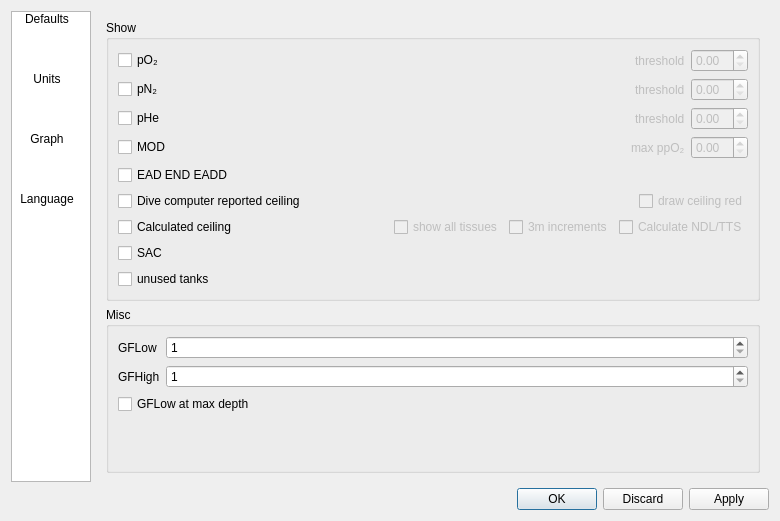
Above: qt-ui/preferences.ui from subsurface/subsurface before the change. Below: the same form after it.
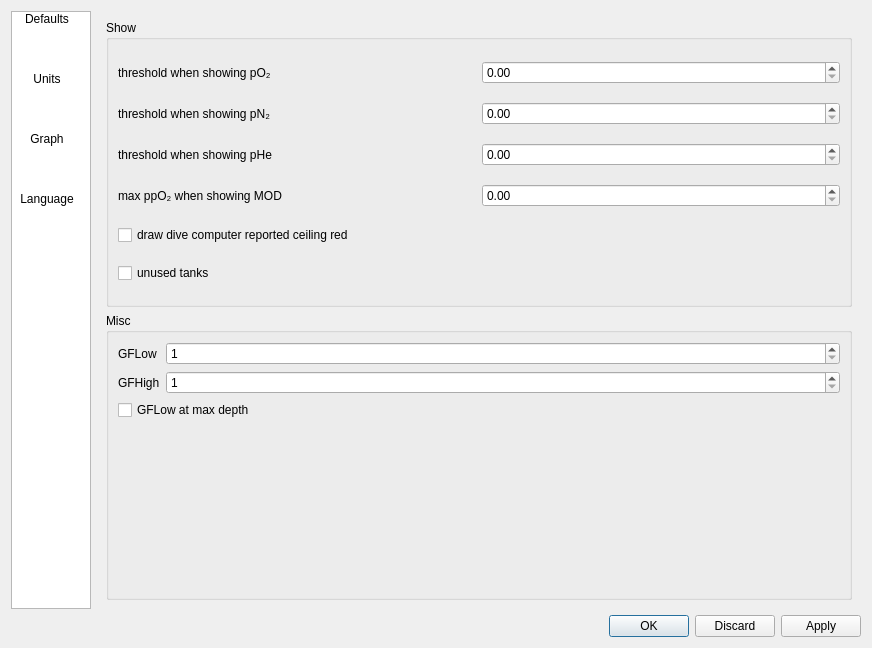
That is the form after the change. The open tabs and pages were chosen to show the change. Icons and pictures are not drawn.

Commit message:
Remove the graph options from the Preferences
All of these are now set from the toolbar next to the new profile. This
removes functionality for people using the old profile, but as we will rip
that out and switch to the new profile, soon, that seems an acceptable
side effect.

Diff of the .ui file:
```diff
--- a/qt-ui/preferences.ui
+++ b/qt-ui/preferences.ui
@@ -6,8 +6,8 @@
    <rect>
     <x>0</x>
     <y>0</y>
-    <width>780</width>
-    <height>521</height>
+    <width>872</width>
+    <height>648</height>
    </rect>
   </property>
   <property name="windowTitle">
@@ -504,40 +504,20 @@
            <layout class="QVBoxLayout" name="verticalLayout_4">
             <item>
              <layout class="QHBoxLayout" name="horizontalLayout_4">
-              <item>
-               <widget class="QCheckBox" name="po2">
-                <property name="text">
-                 <string>pO₂</string>
-                </property>
-               </widget>
-              </item>
-              <item>
-               <spacer name="horizontalSpacer_2">
-                <property name="orientation">
-                 <enum>Qt::Horizontal</enum>
-                </property>
-                <property name="sizeHint" stdset="0">
-                 <size>
-                  <width>40</width>
-                  <height>20</height>
-                 </size>
-                </property>
-               </spacer>
-              </item>
               <item>
                <widget class="QLabel" name="label_12">
                 <property name="enabled">
-                 <bool>false</bool>
+                 <bool>true</bool>
                 </property>
                 <property name="text">
-                 <string>threshold</string>
+                 <string>threshold when showing pO₂</string>
                 </property>
                </widget>
               </item>
               <item>
                <widget class="QDoubleSpinBox" name="po2Threshold">
                 <property name="enabled">
-                 <bool>false</bool>
+                 <bool>true</bool>
                 </property>
                </widget>
               </item>
@@ -545,40 +525,20 @@
             </item>
             <item>
              <layout class="QHBoxLayout" name="horizontalLayout_5">
-              <item>
-               <widget class="QCheckBox" name="pn2">
-                <property name="text">
-                 <string>pN₂</string>
-                </property>
-               </widget>
-              </item>
-              <item>
-               <spacer name="horizontalSpacer_3">
-                <property name="orientation">
-                 <enum>Qt::Horizontal</enum>
-                </property>
-                <property name="sizeHint" stdset="0">
-                 <size>
-                  <width>40</width>
-                  <height>20</height>
-                 </size>
-                </property>
-               </spacer>
-              </item>
               <item>
                <widget class="QLabel" name="label_13">
                 <property name="enabled">
-                 <bool>false</bool>
+                 <bool>true</bool>
                 </property>
                 <property name="text">
-                 <string>threshold</string>
+                 <string>threshold when showing pN₂</string>
                 </property>
                </widget>
               </item>
               <item>
                <widget class="QDoubleSpinBox" name="pn2Threshold">
                 <property name="enabled">
-                 <bool>false</bool>
+                 <bool>true</bool>
                 </property>
                </widget>
               </item>
@@ -586,40 +546,20 @@
             </item>
             <item>
              <layout class="QHBoxLayout" name="horizontalLayout_8">
-              <item>
-               <widget class="QCheckBox" name="phe">
-                <property name="text">
-                 <string>pHe</string>
-                </property>
-               </widget>
-              </item>
-              <item>
-               <spacer name="horizontalSpacer_4">
-                <property name="orientation">
-                 <enum>Qt::Horizontal</enum>
-                </property>
-                <property name="sizeHint" stdset="0">
-                 <size>
-                  <width>40</width>
-                  <height>20</height>
-                 </size>
-                </property>
-               </spacer>
-              </item>
               <item>
                <widget class="QLabel" name="label_17">
                 <property name="enabled">
-                 <bool>false</bool>
+                 <bool>true</bool>
                 </property>
                 <property name="text">
-                 <string>threshold</string>
+                 <string>threshold when showing pHe</string>
                 </property>
                </widget>
               </item>
               <item>
                <widget class="QDoubleSpinBox" name="pheThreshold">
                 <property name="enabled">
-                 <bool>false</bool>
+                 <bool>true</bool>
                 </property>
                </widget>
               </item>
@@ -627,146 +567,34 @@
             </item>
             <item>
              <layout class="QHBoxLayout" name="horizontalLayout_9">
-              <item>
-               <widget class="QCheckBox" name="mod">
-                <property name="text">
-                 <string>MOD</string>
-                </property>
-               </widget>
-              </item>
-              <item>
-               <spacer name="horizontalSpacer_5">
-                <property name="orientation">
-                 <enum>Qt::Horizontal</enum>
-                </property>
-                <property name="sizeHint" stdset="0">
-                 <size>
-                  <width>40</width>
-                  <height>20</height>
-                 </size>
-                </property>
-               </spacer>
-              </item>
               <item>
                <widget class="QLabel" name="label_18">
                 <property name="enabled">
-                 <bool>false</bool>
+                 <bool>true</bool>
                 </property>
                 <property name="text">
-                 <string>max ppO₂</string>
+                 <string>max ppO₂ when showing MOD</string>
                 </property>
                </widget>
               </item>
               <item>
                <widget class="QDoubleSpinBox" name="maxppo2">
                 <property name="enabled">
-                 <bool>false</bool>
+                 <bool>true</bool>
                 </property>
                </widget>
               </item>
              </layout>
             </item>
-            <item>
-             <widget class="QCheckBox" name="ead_end_eadd">
-              <property name="text">
-               <string>EAD END EADD</string>
-              </property>
-             </widget>
-            </item>
             <item>
              <layout class="QHBoxLayout" name="horizontalLayout_10b">
-              <item>
-               <widget class="QCheckBox" name="dc_reported_ceiling">
-                <property name="text">
-                 <string>Dive computer reported ceiling</string>
-                </property>
-               </widget>
-              </item>
-              <item>
-               <spacer name="horizontalSpacer_6b">
-                <property name="orientation">
-                 <enum>Qt::Horizontal</enum>
-                </property>
-                <property name="sizeHint" stdset="0">
-                 <size>
-                  <width>40</width>
-                  <height>20</height>
-                 </size>
-                </property>
-               </spacer>
-              </item>
               <item>
                <widget class="QCheckBox" name="red_ceiling">
                 <property name="enabled">
-                 <bool>false</bool>
+                 <bool>true</bool>
                 </property>
                 <property name="text">
-                 <string>draw ceiling red</string>
-                </property>
-               </widget>
-              </item>
-             </layout>
-            </item>
-            <item>
-             <layout class="QHBoxLayout" name="horizontalLayout_10">
-              <item>
-               <widget class="QCheckBox" name="calculated_ceiling">
-                <property name="text">
-                 <string>Calculated ceiling</string>
-                </property>
-               </widget>
-              </item>
-              <item>
-               <spacer name="horizontalSpacer_6">
-                <property name="orientation">
-                 <enum>Qt::Horizontal</enum>
-                </property>
-                <property name="sizeHint" stdset="0">
-                 <size>
-                  <width>40</width>
-                  <height>20</height>
-                 </size>
-                </property>
-               </spacer>
-              </item>
-              <item>
-               <widget class="QCheckBox" name="all_tissues">
-                <property name="enabled">
-                 <bool>false</bool>
-                </property>
-                <property name="text">
-                 <string>show all tissues</string>
-                </property>
-               </widget>
-              </item>
-              <item>
-               <widget class="QCheckBox" name="increment_3m">
-                <property name="enabled">
-                 <bool>false</bool>
-                </property>
-                <property name="text">
-                 <string>3m increments</string>
-                </property>
-               </widget>
-              </item>
-              <item>
-               <widget class="QCheckBox" name="calc_ndl_tts">
-                <property name="enabled">
-                 <bool>false</bool>
-                </property>
-                <property name="text">
-                 <string>Calculate NDL/TTS</string>
-                </property>
-               </widget>
-              </item>
-             </layout>
-            </item>
-            <item>
-             <layout class="QHBoxLayout" name="horizontalLayout_11b">
-              <item>
-               <widget class="QCheckBox" name="show_sac">
-                <property name="text">
-                 <string>SAC</string>
+                 <string>draw dive computer reported ceiling red</string>
                 </property>
                </widget>
               </item>
```
Left out of the diff: 302 changed lines with no effect on the pictures. The commit also changes 1 other file.
